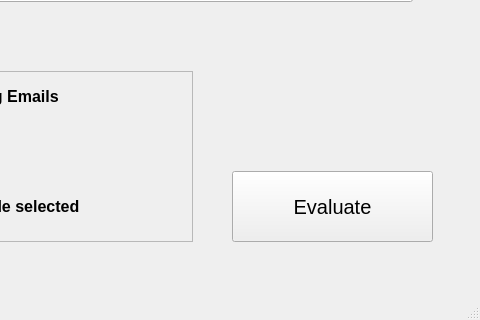
This is CanopyGUI/WelcomeWindow.ui in joshrands/Canopy as Qt 5 draws it before an edit; both pictures show x 478 to 958 and y 278 to 598 of the 958 by 598 pixel window. The edited form follows.
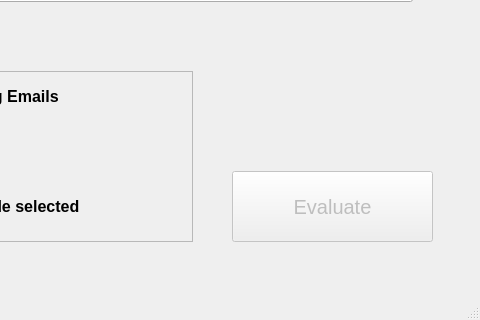
This is the edited form.

Commit message: File browser and line edits for welcome window functioning

What changed in the file:
```diff
--- a/CanopyGUI/WelcomeWindow.ui
+++ b/CanopyGUI/WelcomeWindow.ui
@@ -185,6 +185,9 @@
     </widget>
    </widget>
    <widget class="QPushButton" name="evaluateButton">
+    <property name="enabled">
+     <bool>false</bool>
+    </property>
     <property name="geometry">
      <rect>
       <x>710</x>
```
Left out of the diff: 4 changed lines with no effect on the pictures. The commit also changes 7 other files.
